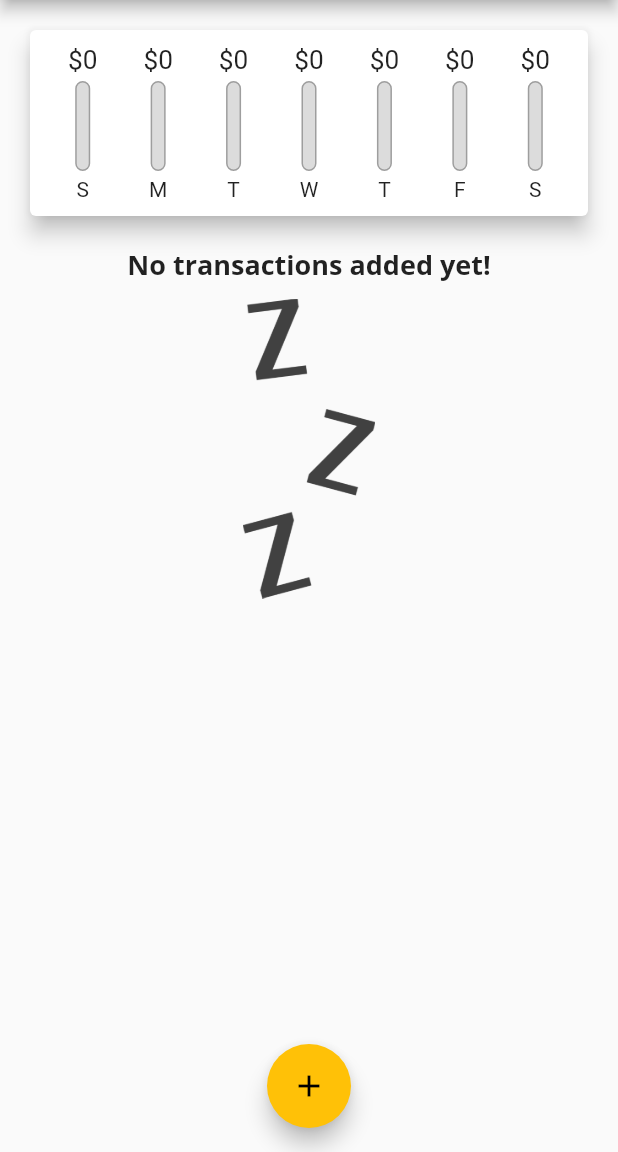
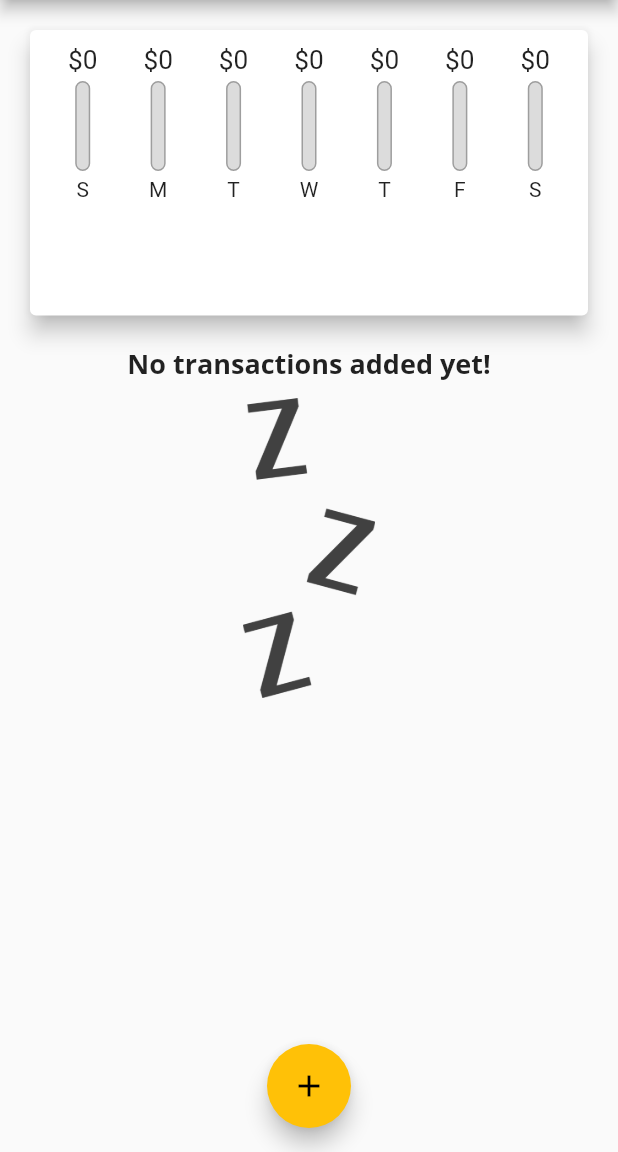
Before and after one commit to GaldinoAllan/expensesApp-Flutter, a Flutter app: the screen it shows after launch, on a phone screen of 412 x 824 dp, the part 84-1236 px from its top. Run offline on Flutter 3.47's test engine with Material 2 defaults, Android fonts, the phone set to English and light mode, and no system bars.

Commit message:
feature: view resized dynamically

```diff
--- a/lib/main.dart
+++ b/lib/main.dart
@@ -109,8 +109,7 @@ class _MyHomePageState extends State<MyHomePage> {
 
   @override
   Widget build(BuildContext context) {
-    return Scaffold(
-      appBar: AppBar(
+    final appBar = AppBar(
       title: const Text('Personal Expenses'),
       actions: [
         IconButton(
@@ -118,13 +117,27 @@ class _MyHomePageState extends State<MyHomePage> {
           onPressed: () => _startAddNewTransaction(context),
         ),
       ],
-      ),
+    );
+
+    return Scaffold(
+      appBar: appBar,
       body: SingleChildScrollView(
         child: Column(
           crossAxisAlignment: CrossAxisAlignment.stretch,
           children: [
-            Chart(_recentTransactions),
-            TransactionList(_userTransactions, _deleteTransaction),
+            SizedBox(
+              height: (MediaQuery.of(context).size.height -
+                      appBar.preferredSize.height -
+                      MediaQuery.of(context).padding.top) *
+                  0.3,
+              child: Chart(_recentTransactions),
+            ),
+            SizedBox(
+              height: (MediaQuery.of(context).size.height -
+                      appBar.preferredSize.height) *
+                  0.7,
+              child: TransactionList(_userTransactions, _deleteTransaction),
+            ),
           ],
         ),
       ),
--- a/lib/widgets/transaction_list.dart
+++ b/lib/widgets/transaction_list.dart
@@ -10,9 +10,7 @@ class TransactionList extends StatelessWidget {
 
   @override
   Widget build(BuildContext context) {
-    return SizedBox(
-      height: 500,
-      child: transactions.isEmpty
+    return transactions.isEmpty
         ? Column(
             children: [
               Text(
@@ -61,7 +59,6 @@ class TransactionList extends StatelessWidget {
               );
             },
             itemCount: transactions.length,
-            ),
           );
   }
 }
```
Also changed, not shown: pubspec.lock. Lines whose indentation alone changed are shown as unchanged.
